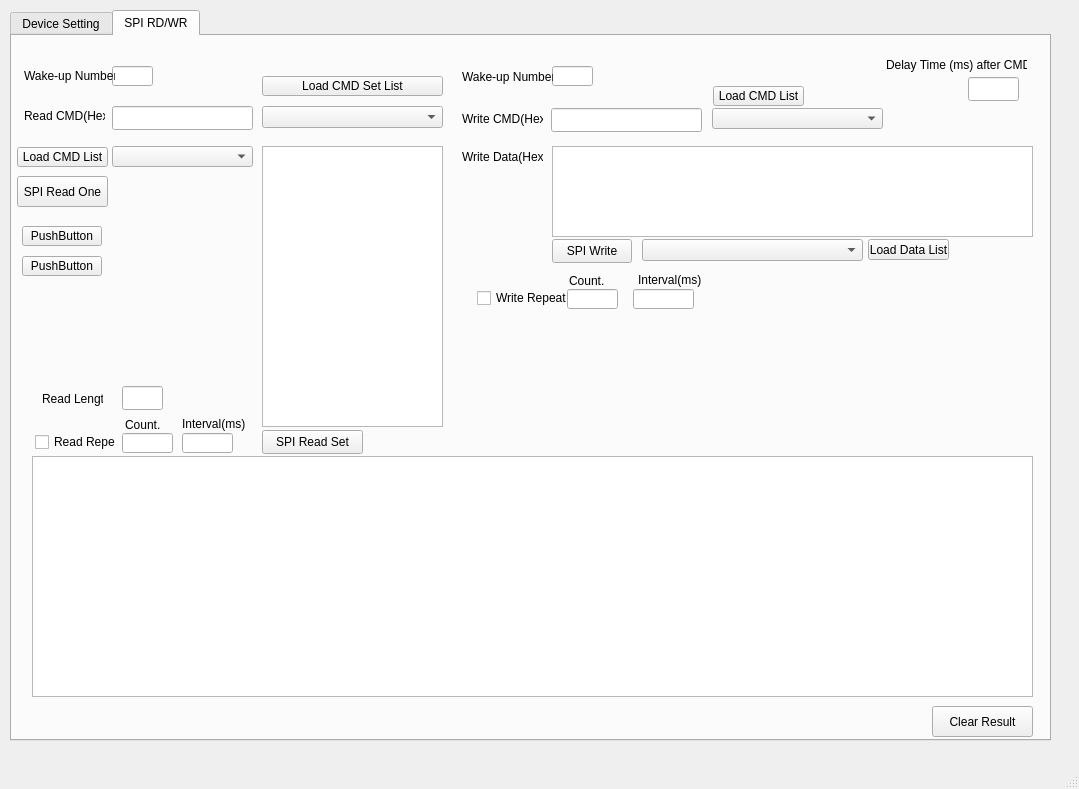
Qt form mainwindow.ui (Goldenchen1012/Usb2uisApp) before a commit.
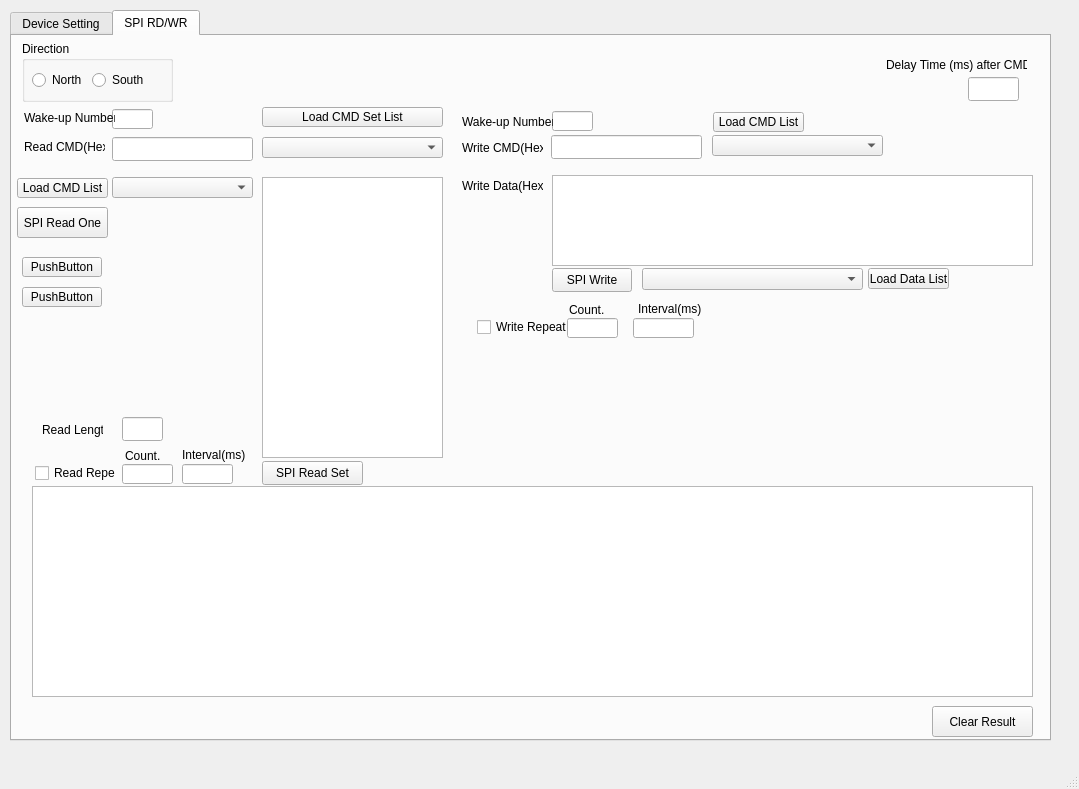
The same form after that commit.

Commit message: Add SPI direcrtion(North, South).

```diff
--- a/mainwindow.ui
+++ b/mainwindow.ui
@@ -105,7 +105,7 @@
       <property name="geometry">
        <rect>
         <x>100</x>
-        <y>70</y>
+        <y>101</y>
         <width>141</width>
         <height>24</height>
        </rect>
@@ -120,7 +120,7 @@
       <property name="geometry">
        <rect>
         <x>110</x>
-        <y>350</y>
+        <y>381</y>
         <width>41</width>
         <height>24</height>
        </rect>
@@ -130,7 +130,7 @@
       <property name="geometry">
        <rect>
         <x>539</x>
-        <y>72</y>
+        <y>99</y>
         <width>151</width>
         <height>24</height>
        </rect>
@@ -145,7 +145,7 @@
       <property name="geometry">
        <rect>
         <x>250</x>
-        <y>394</y>
+        <y>425</y>
         <width>101</width>
         <height>24</height>
        </rect>
@@ -158,7 +158,7 @@
       <property name="geometry">
        <rect>
         <x>540</x>
-        <y>203</y>
+        <y>232</y>
         <width>80</width>
         <height>24</height>
        </rect>
@@ -171,9 +171,9 @@
       <property name="geometry">
        <rect>
         <x>20</x>
-        <y>420</y>
+        <y>450</y>
         <width>1001</width>
-        <height>241</height>
+        <height>211</height>
        </rect>
       </property>
       <property name="font">
@@ -209,7 +209,7 @@
       <property name="geometry">
        <rect>
         <x>12</x>
-        <y>72</y>
+        <y>103</y>
         <width>81</width>
         <height>16</height>
        </rect>
@@ -222,7 +222,7 @@
       <property name="geometry">
        <rect>
         <x>30</x>
-        <y>355</y>
+        <y>386</y>
         <width>61</width>
         <height>16</height>
        </rect>
@@ -235,7 +235,7 @@
       <property name="geometry">
        <rect>
         <x>450</x>
-        <y>73</y>
+        <y>102</y>
         <width>81</width>
         <height>20</height>
        </rect>
@@ -248,7 +248,7 @@
       <property name="geometry">
        <rect>
         <x>450</x>
-        <y>113</y>
+        <y>142</y>
         <width>81</width>
         <height>16</height>
        </rect>
@@ -274,7 +274,7 @@
       <property name="geometry">
        <rect>
         <x>100</x>
-        <y>30</y>
+        <y>73</y>
         <width>41</width>
         <height>20</height>
        </rect>
@@ -284,7 +284,7 @@
       <property name="geometry">
        <rect>
         <x>12</x>
-        <y>32</y>
+        <y>74</y>
         <width>91</width>
         <height>16</height>
        </rect>
@@ -297,7 +297,7 @@
       <property name="geometry">
        <rect>
         <x>540</x>
-        <y>30</y>
+        <y>75</y>
         <width>41</width>
         <height>20</height>
        </rect>
@@ -307,7 +307,7 @@
       <property name="geometry">
        <rect>
         <x>450</x>
-        <y>31</y>
+        <y>76</y>
         <width>91</width>
         <height>20</height>
        </rect>
@@ -320,7 +320,7 @@
       <property name="geometry">
        <rect>
         <x>23</x>
-        <y>397</y>
+        <y>428</y>
         <width>81</width>
         <height>18</height>
        </rect>
@@ -333,7 +333,7 @@
       <property name="geometry">
        <rect>
         <x>110</x>
-        <y>397</y>
+        <y>428</y>
         <width>51</width>
         <height>20</height>
        </rect>
@@ -343,7 +343,7 @@
       <property name="geometry">
        <rect>
         <x>170</x>
-        <y>397</y>
+        <y>428</y>
         <width>51</width>
         <height>20</height>
        </rect>
@@ -353,7 +353,7 @@
       <property name="geometry">
        <rect>
         <x>465</x>
-        <y>253</y>
+        <y>282</y>
         <width>91</width>
         <height>18</height>
        </rect>
@@ -366,7 +366,7 @@
       <property name="geometry">
        <rect>
         <x>555</x>
-        <y>253</y>
+        <y>282</y>
         <width>51</width>
         <height>20</height>
        </rect>
@@ -376,7 +376,7 @@
       <property name="geometry">
        <rect>
         <x>621</x>
-        <y>253</y>
+        <y>282</y>
         <width>61</width>
         <height>20</height>
        </rect>
@@ -386,7 +386,7 @@
       <property name="geometry">
        <rect>
         <x>113</x>
-        <y>383</y>
+        <y>414</y>
         <width>47</width>
         <height>12</height>
        </rect>
@@ -399,7 +399,7 @@
       <property name="geometry">
        <rect>
         <x>557</x>
-        <y>239</y>
+        <y>268</y>
         <width>47</width>
         <height>12</height>
        </rect>
@@ -412,7 +412,7 @@
       <property name="geometry">
        <rect>
         <x>170</x>
-        <y>380</y>
+        <y>411</y>
         <width>71</width>
         <height>16</height>
        </rect>
@@ -425,7 +425,7 @@
       <property name="geometry">
        <rect>
         <x>626</x>
-        <y>236</y>
+        <y>265</y>
         <width>71</width>
         <height>16</height>
        </rect>
@@ -438,7 +438,7 @@
       <property name="geometry">
        <rect>
         <x>540</x>
-        <y>110</y>
+        <y>139</y>
         <width>481</width>
         <height>91</height>
        </rect>
@@ -453,7 +453,7 @@
       <property name="geometry">
        <rect>
         <x>100</x>
-        <y>110</y>
+        <y>141</y>
         <width>141</width>
         <height>21</height>
        </rect>
@@ -463,7 +463,7 @@
       <property name="geometry">
        <rect>
         <x>5</x>
-        <y>111</y>
+        <y>142</y>
         <width>91</width>
         <height>20</height>
        </rect>
@@ -476,7 +476,7 @@
       <property name="geometry">
        <rect>
         <x>700</x>
-        <y>72</y>
+        <y>99</y>
         <width>171</width>
         <height>21</height>
        </rect>
@@ -486,7 +486,7 @@
       <property name="geometry">
        <rect>
         <x>701</x>
-        <y>50</y>
+        <y>76</y>
         <width>91</width>
         <height>20</height>
        </rect>
@@ -499,7 +499,7 @@
       <property name="geometry">
        <rect>
         <x>630</x>
-        <y>203</y>
+        <y>232</y>
         <width>221</width>
         <height>22</height>
        </rect>
@@ -509,7 +509,7 @@
       <property name="geometry">
        <rect>
         <x>856</x>
-        <y>203</y>
+        <y>232</y>
         <width>81</width>
         <height>21</height>
        </rect>
@@ -522,7 +522,7 @@
       <property name="geometry">
        <rect>
         <x>250</x>
-        <y>110</y>
+        <y>141</y>
         <width>181</width>
         <height>281</height>
        </rect>
@@ -537,9 +537,9 @@
       <property name="geometry">
        <rect>
         <x>250</x>
-        <y>70</y>
+        <y>101</y>
         <width>181</width>
-        <height>22</height>
+        <height>21</height>
        </rect>
       </property>
      </widget>
@@ -547,7 +547,7 @@
       <property name="geometry">
        <rect>
         <x>250</x>
-        <y>40</y>
+        <y>71</y>
         <width>181</width>
         <height>20</height>
        </rect>
@@ -560,7 +560,7 @@
       <property name="geometry">
        <rect>
         <x>5</x>
-        <y>140</y>
+        <y>171</y>
         <width>91</width>
         <height>31</height>
        </rect>
@@ -573,7 +573,7 @@
       <property name="geometry">
        <rect>
         <x>10</x>
-        <y>190</y>
+        <y>221</y>
         <width>80</width>
         <height>20</height>
        </rect>
@@ -586,7 +586,7 @@
       <property name="geometry">
        <rect>
         <x>10</x>
-        <y>220</y>
+        <y>251</y>
         <width>80</width>
         <height>20</height>
        </rect>
@@ -595,6 +595,45 @@
        <string>PushButton</string>
       </property>
      </widget>
+     <widget class="QGroupBox" name="groupBox">
+      <property name="geometry">
+       <rect>
+        <x>10</x>
+        <y>5</y>
+        <width>151</width>
+        <height>61</height>
+       </rect>
+      </property>
+      <property name="title">
+       <string>Direction</string>
+      </property>
+      <widget class="QRadioButton" name="rdoNorth">
+       <property name="geometry">
+        <rect>
+         <x>10</x>
+         <y>30</y>
+         <width>85</width>
+         <height>18</height>
+        </rect>
+       </property>
+       <property name="text">
+        <string>North</string>
+       </property>
+      </widget>
+      <widget class="QRadioButton" name="rdoSouth">
+       <property name="geometry">
+        <rect>
+         <x>70</x>
+         <y>30</y>
+         <width>85</width>
+         <height>18</height>
+        </rect>
+       </property>
+       <property name="text">
+        <string>South</string>
+       </property>
+      </widget>
+     </widget>
     </widget>
    </widget>
   </widget>
```
The commit also changes 2 other files.
